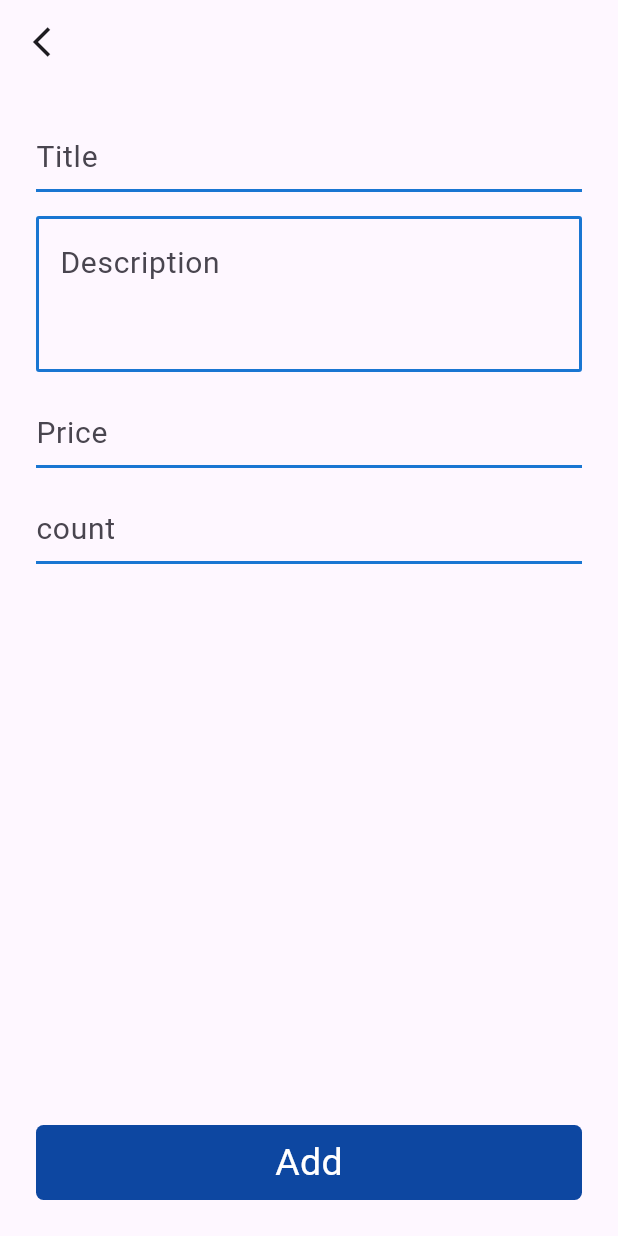
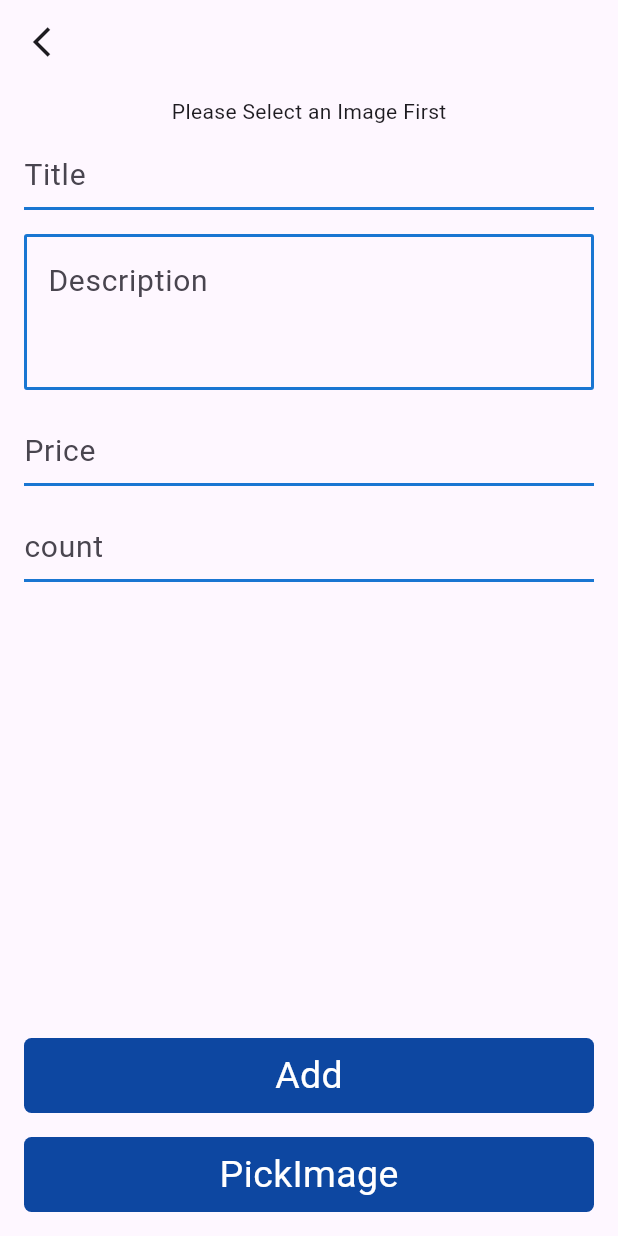
Before and after one commit to mordex-01/store_app_taav, a Flutter app: the AddProductPage screen opened by its route, on a phone screen of 412 x 824 dp. Run offline on Flutter 3.47's test engine with Material 3 defaults, Android fonts, the phone set to English and light mode, and no system bars; our stand-ins replace either_dart, get, image_picker, shared_preferences; accounts and stored records are empty; network calls fail.

Commit message:
i can pick image now but cant send to server for now

```diff
--- a/lib/src/pages/addproduct/controller/add_product_controller.dart
+++ b/lib/src/pages/addproduct/controller/add_product_controller.dart
@@ -1,5 +1,8 @@
+import 'dart:typed_data';
+
 import 'package:flutter/material.dart';
 import 'package:get/get.dart';
+import 'package:image_picker/image_picker.dart';
 import 'package:store_app_taav/src/infrastructure/routes/route_names.dart';
 import 'package:store_app_taav/src/infrastructure/utils/widget_utils.dart';
 import 'package:store_app_taav/src/pages/addproduct/model/add_product_dto.dart';
@@ -11,6 +14,31 @@ class AddProductController extends GetxController {
   final TextEditingController priceController = TextEditingController();
   final AddProductRepository _addProductRepository = AddProductRepository();
   final formKey = GlobalKey<FormState>();
+
+  var bytes = Uint8List(0).obs;
+
+  Future<Uint8List?> galleryImagePicker() async {
+    ImagePicker picker = ImagePicker();
+
+    XFile? file = await picker.pickImage(
+      source: ImageSource.gallery,
+      imageQuality: 90,
+    );
+
+    if (file != null) {
+      return await file.readAsBytes(); // convert into Uint8List.
+    }
+    return null;
+  }
+
+  Future getImage() async {
+    final Uint8List? image = await galleryImagePicker();
+
+    if (image != null) {
+      bytes.value = image;
+    }
+  }
+
   Future<void> addProduct() async {
     final dto = AddProductDto(
         title: titleController.text,
--- a/lib/src/pages/addproduct/view/add_product_page.dart
+++ b/lib/src/pages/addproduct/view/add_product_page.dart
@@ -17,11 +17,26 @@ class AddProductPage extends GetView<AddProductController> {
         ),
       ),
       body: Padding(
-        padding: const EdgeInsets.all(16.0),
+        padding: const EdgeInsets.all(8.0),
         child: Form(
           key: controller.formKey,
           child: Column(
             children: [
+              Obx(() {
+                return controller.bytes.value.isNotEmpty
+                    ? Container(
+                        width: MediaQuery.sizeOf(context).width - 50,
+                        height: MediaQuery.sizeOf(context).height / 8,
+                        decoration: BoxDecoration(
+                            border:
+                                Border.all(color: Colors.blue[900]!, width: 2)),
+                        child: Image.memory(
+                          controller.bytes.value,
+                          fit: BoxFit.cover,
+                        ),
+                      )
+                    : const Text("Please Select an Image First");
+              }),
               Padding(
                   padding: const EdgeInsets.all(8),
                   child: _textFormField(
@@ -57,6 +72,14 @@ class AddProductPage extends GetView<AddProductController> {
                     controller.onAddButtonTapped();
                   },
                 ),
+              ),
+              Padding(
+                padding: const EdgeInsets.all(8.0),
+                child: _pickImageButton(
+                    context: context,
+                    onTap: () {
+                      controller.getImage();
+                    }),
               )
             ],
           ),
@@ -104,4 +127,23 @@ class AddProductPage extends GetView<AddProductController> {
           ),
         ),
       );
+  Widget _pickImageButton(
+          {required BuildContext context, required void Function()? onTap}) =>
+      InkWell(
+        onTap: onTap,
+        child: Container(
+          width: MediaQuery.sizeOf(context).width,
+          height: 50,
+          decoration: BoxDecoration(
+            color: Colors.blue[900],
+            borderRadius: BorderRadius.circular(5),
+          ),
+          child: const Center(
+            child: Text(
+              "PickImage",
+              style: TextStyle(fontSize: 25, color: Colors.white),
+            ),
+          ),
+        ),
+      );
 }
--- a/pubspec.yaml
+++ b/pubspec.yaml
@@ -39,6 +39,7 @@ dependencies:
   either_dart: ^1.0.0
   http: ^1.2.1
   shared_preferences: ^2.2.2
+  image_picker: ^1.0.7
 
 dev_dependencies:
   flutter_test:
```
Also changed, not shown: jsonserver/db.json (+1 -29 lines), lib/src/pages/addproduct/model/add_product_dto.dart (+8 -1 lines), lib/src/pages/addproduct/model/image_converter.dart (added, +19 -0 lines), lib/src/pages/seller/model/product_view_model.dart (+12 -5 lines), lib/src/pages/seller/view/seller_page.dart (+1 -6 lines), pubspec.lock, 5 other files.
